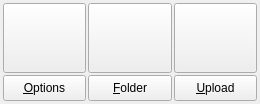
This is lightscreenwindow.ui in myggiz/DuskScreen as Qt 5 draws it before an edit. The edited form follows.
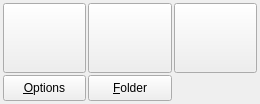
This is the edited form. Icons and pictures are not drawn.

Commit message: Slim build: remove upload/preview/history + Qt6-prep fixes

What changed in the file:
```diff
--- a/lightscreenwindow.ui
+++ b/lightscreenwindow.ui
@@ -167,28 +167,6 @@
       </property>
      </widget>
     </item>
-    <item row="1" column="2">
-     <widget class="QPushButton" name="imgurPushButton">
-      <property name="minimumSize">
-       <size>
-        <width>0</width>
-        <height>26</height>
-       </size>
-      </property>
-      <property name="toolTip">
-       <string>Imgur upload controls</string>
-      </property>
-      <property name="text">
-       <string>&amp;Upload</string>
-      </property>
-      <property name="shortcut">
-       <string>Ctrl+U</string>
-      </property>
-      <property name="autoDefault">
-       <bool>false</bool>
-      </property>
-     </widget>
-    </item>
     <item row="0" column="0">
      <widget class="QPushButton" name="screenPushButton">
       <property name="sizePolicy">
```
The commit also changes 31 other files.
